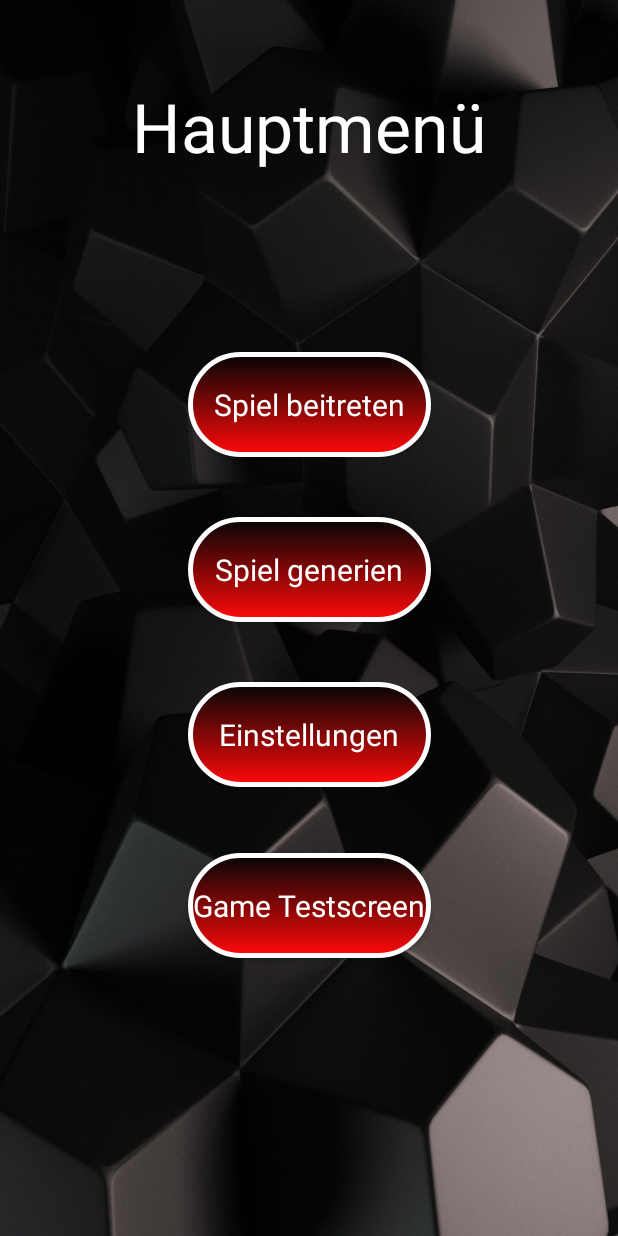
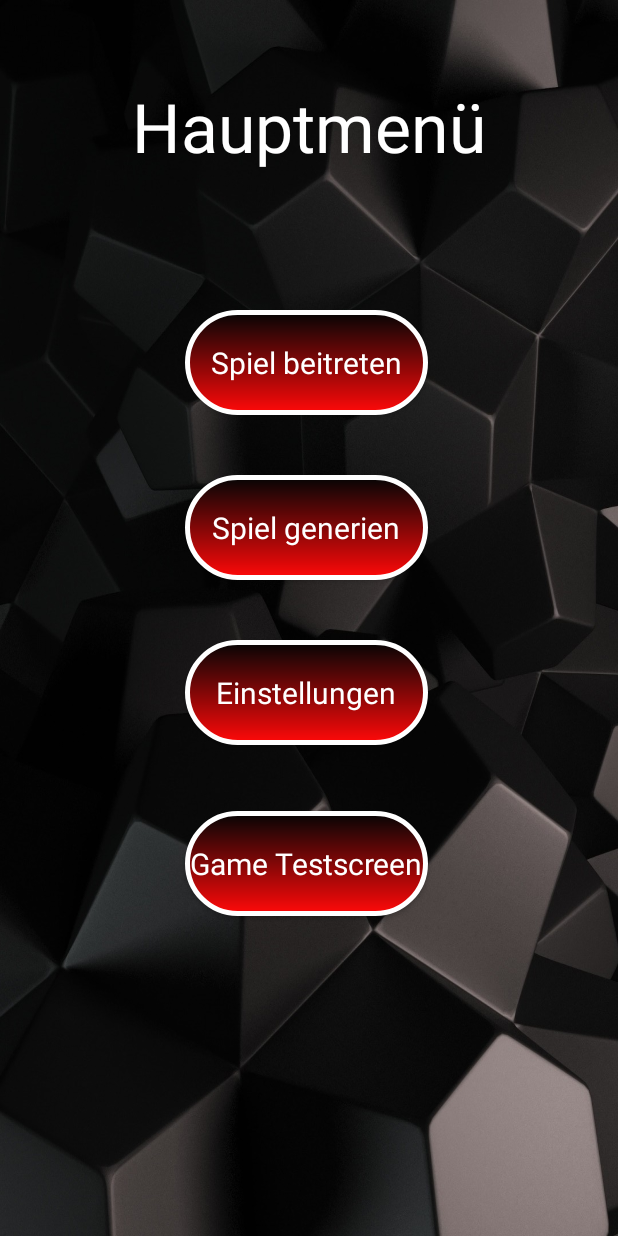
Before and after one commit to bratkartoff/zonk, an Android app: the Hauptmenue screen opened directly, with no data from a screen before it, on a phone screen of 412 x 824 dp. Run offline under Robolectric (Android 15) with nearby library versions, the phone set to English and light mode, and no system bars.

```diff
--- a/app/src/main/res/layout/activity_hauptmenue.xml
+++ b/app/src/main/res/layout/activity_hauptmenue.xml
@@ -11,14 +11,14 @@
         android:id="@+id/button6"
         android:layout_width="162dp"
         android:layout_height="70dp"
-        android:layout_marginStart="125dp"
-        android:layout_marginTop="120dp"
+        android:layout_marginStart="123dp"
+        android:layout_marginTop="92dp"
         android:background="@drawable/rounded_button"
+        android:onClick="onClickSpielbeitreten"
         android:text="Spiel beitreten"
         android:textAppearance="@style/TextAppearance.AppCompat.Display1"
         android:textColor="@android:color/white"
         android:textSize="20sp"
-        android:onClick="onClickSpielbeitreten"
         app:layout_constraintStart_toStartOf="parent"
         app:layout_constraintTop_toBottomOf="@+id/textView2" />
 
```
Also changed, not shown: app/src/main/res/drawable/app1.png (added).
